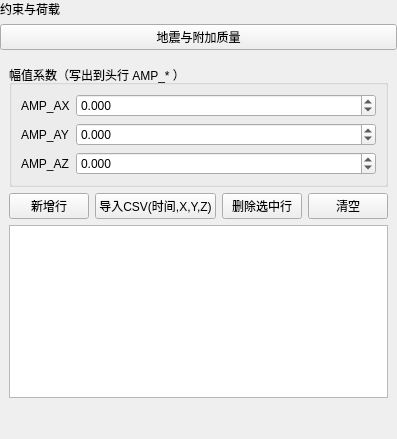
The window that plugins/Base_PhysicalField/SeismicAndAddedMassPage.ui (asd977/base_cae) describes before a commit, drawn with Qt 5.
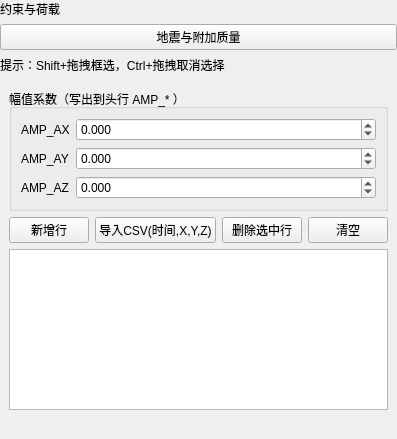
The same window after the commit.

Commit message: Add box selection hints to pick pages

```diff
--- a/plugins/Base_PhysicalField/SeismicAndAddedMassPage.ui
+++ b/plugins/Base_PhysicalField/SeismicAndAddedMassPage.ui
@@ -49,6 +49,16 @@
      </property>
     </widget>
    </item>
+   <item>
+    <widget class="QLabel" name="boxSelectHintLabel">
+     <property name="text">
+      <string>提示：Shift+拖拽框选，Ctrl+拖拽取消选择</string>
+     </property>
+     <property name="wordWrap">
+      <bool>true</bool>
+     </property>
+    </widget>
+   </item>
    <item>
     <widget class="QWidget" name="contentWidget" native="true">
      <layout class="QVBoxLayout" name="contentLayout">
```
The commit also changes 13 other files.
